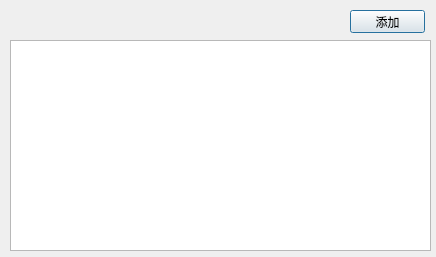
Qt form PayCount_QT/CUserMngDlg.ui (605791556/PayAccount-QT) before a commit.
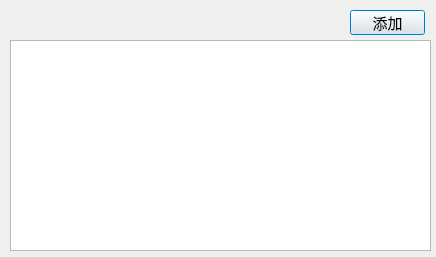
The same form after that commit.

Patch:
```diff
--- a/PayCount_QT/CUserMngDlg.ui
+++ b/PayCount_QT/CUserMngDlg.ui
@@ -19,9 +19,14 @@
      <x>350</x>
      <y>10</y>
      <width>75</width>
-     <height>23</height>
+     <height>25</height>
     </rect>
    </property>
+   <property name="font">
+    <font>
+     <pointsize>11</pointsize>
+    </font>
+   </property>
    <property name="text">
     <string>添加</string>
    </property>
```
Left out of the diff: 5 changed lines with no effect on the pictures.
